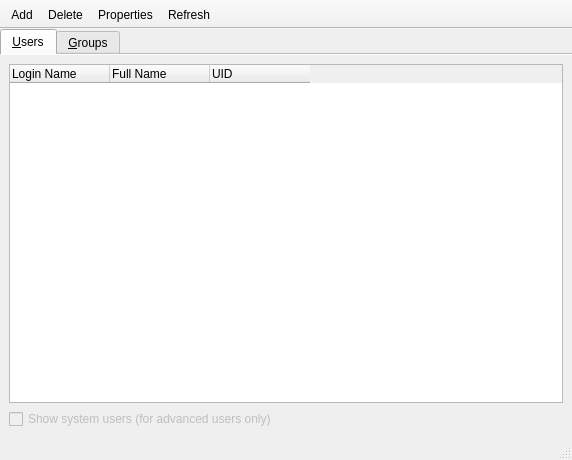
This is lxqt-admin-user/mainwindow.ui in lxqt/lxqt-admin as Qt 5 draws it before an edit. The edited form follows.
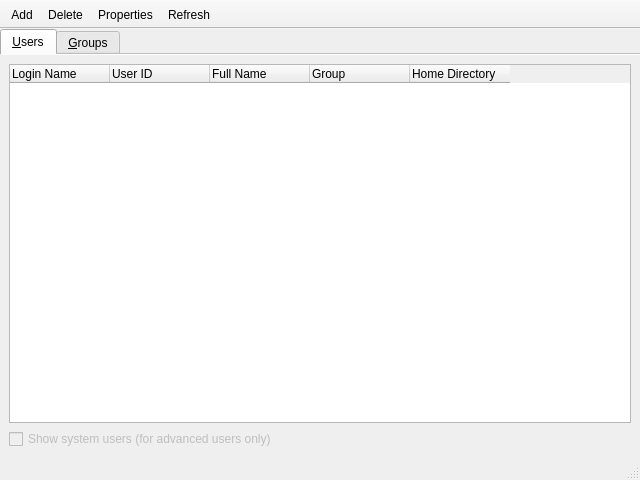
This is the edited form. Icons and pictures are not drawn.

Commit message: Support adding/removing/editing users and groups.

Diff of the .ui file:
```diff
--- a/lxqt-admin-user/mainwindow.ui
+++ b/lxqt-admin-user/mainwindow.ui
@@ -6,8 +6,8 @@
    <rect>
     <x>0</x>
     <y>0</y>
-    <width>572</width>
-    <height>460</height>
+    <width>640</width>
+    <height>480</height>
    </rect>
   </property>
   <property name="windowTitle">
@@ -47,6 +47,11 @@
             <string>Login Name</string>
            </property>
           </column>
+          <column>
+           <property name="text">
+            <string>User ID</string>
+           </property>
+          </column>
           <column>
            <property name="text">
             <string>Full Name</string>
@@ -54,7 +59,12 @@
           </column>
           <column>
            <property name="text">
-            <string>UID</string>
+            <string>Group</string>
+           </property>
+          </column>
+          <column>
+           <property name="text">
+            <string>Home Directory</string>
            </property>
           </column>
          </widget>
```
Left out of the diff: 30 changed lines with no effect on the pictures. The commit also changes 8 other files.
